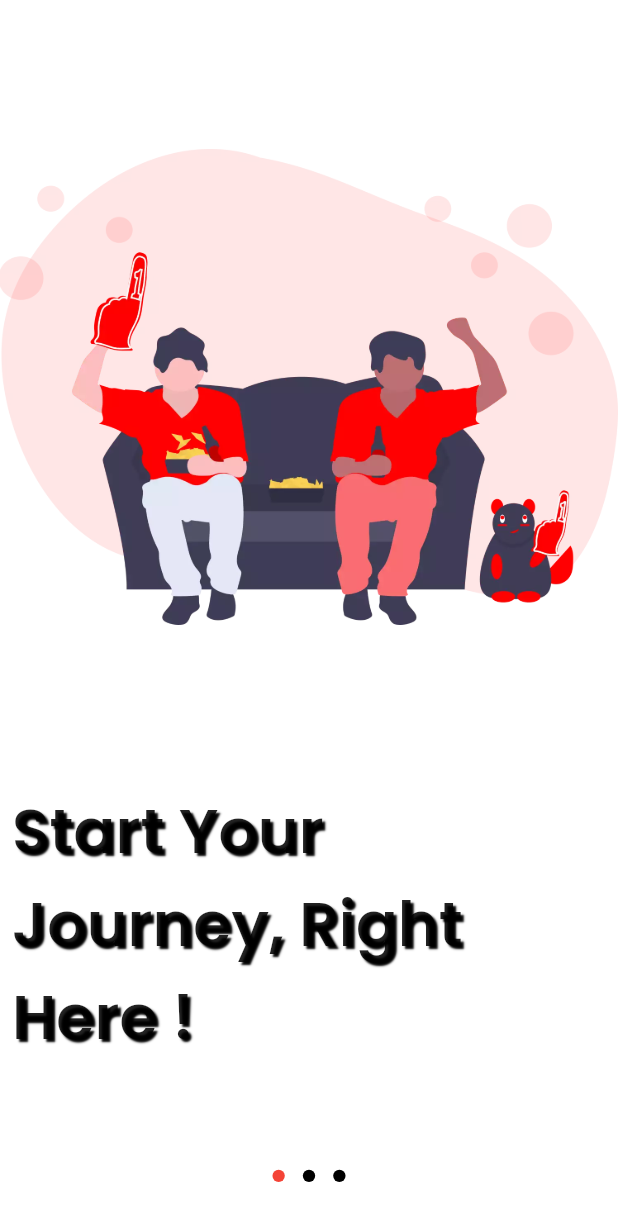
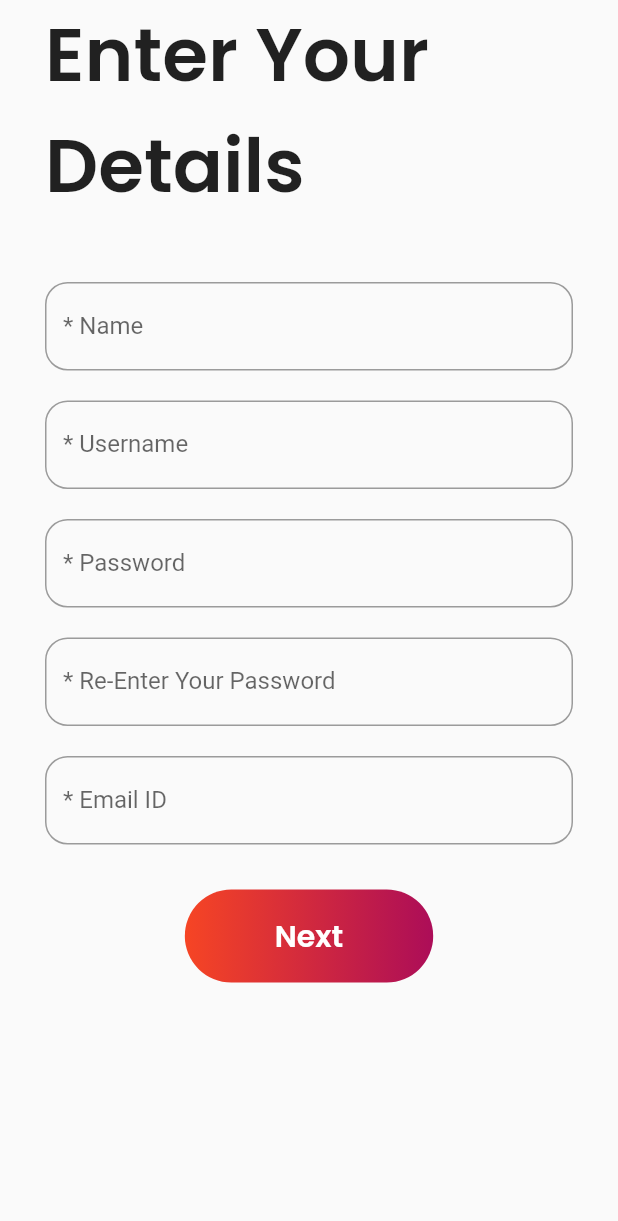
Before and after one commit to abhinag007/gamers_hub, a Flutter app: the screen it shows after launch, on a phone screen of 412 x 824 dp. Shown: the top 1221 px of the screen. Run offline on Flutter 3.47's test engine with Material 2 defaults, Android fonts, the phone set to English and light mode, and no system bars; drawn by our look-alikes of auto_size_text, dots_indicator; our stand-ins replace animated_splash_screen, country_code_picker, device_preview, get, page_transition.

Commit message:
User Details Register Done

```diff
--- a/lib/main.dart
+++ b/lib/main.dart
@@ -2,6 +2,7 @@ import 'package:device_preview/device_preview.dart';
 import 'package:flutter/material.dart';
 import 'package:flutter/services.dart';
 import 'package:gamers_hub/common/appbartheme.dart';
+import 'package:gamers_hub/pages/userDetailsRegister.dart';
 import 'package:gamers_hub/widget/splashScreen.dart';
 import 'package:get/get.dart';
 
@@ -24,7 +25,8 @@ class MyApp extends StatelessWidget {
       locale: DevicePreview.locale(context),
       builder: DevicePreview.appBuilder,
       title: 'Gamer\'s Hub',
-      home: animatedSplashScreen(context),
+      // home: animatedSplashScreen(context),
+      home: UserDetailsRegister(),
       debugShowCheckedModeBanner: false,
     );
   }
--- a/lib/pages/IntroScreen.dart
+++ b/lib/pages/IntroScreen.dart
@@ -1,3 +1,4 @@
+import 'package:auto_size_text/auto_size_text.dart';
 import 'package:dots_indicator/dots_indicator.dart';
 import 'package:flutter/material.dart';
 import 'package:gamers_hub/pages/startScreen.dart';
@@ -34,11 +35,12 @@ class _IntroScreenState extends State<IntroScreen> {
                   Expanded(
                     child: Padding(
                       padding: const EdgeInsets.all(8.0),
-                      child: Text(
+                      child: AutoSizeText(
                         'Start Your Journey, Right Here !',
                         style: TextStyle(
                           fontFamily: 'Poppins',
-                          fontSize: SizeConfig.blockSizeVertical * 5,
+                          fontSize: 70,
+                          // fontSize: SizeConfig.blockSizeVertical * 5,
                           shadows: [
                             Shadow(
                               blurRadius: 1,
@@ -87,12 +89,13 @@ class _IntroScreenState extends State<IntroScreen> {
                   Expanded(
                     child: Padding(
                       padding: const EdgeInsets.all(8.0),
-                      child: Text(
+                      child: AutoSizeText(
                         'Play whatever game you love !',
                         style: TextStyle(
                           fontWeight: FontWeight.bold,
                           fontFamily: 'poppins',
-                          fontSize: SizeConfig.blockSizeVertical * 5,
+                          fontSize: 70,
+                          // fontSize: SizeConfig.blockSizeVertical * 5,
                           shadows: [
                             Shadow(
                               blurRadius: 1,
@@ -141,12 +144,13 @@ class _IntroScreenState extends State<IntroScreen> {
                   Expanded(
                     child: Padding(
                       padding: const EdgeInsets.all(8.0),
-                      child: Text(
+                      child: AutoSizeText(
                         'Fill your wallet by playing tournament',
                         style: TextStyle(
                           fontWeight: FontWeight.bold,
                           fontFamily: 'poppins',
-                          fontSize: SizeConfig.blockSizeVertical * 5,
+                          fontSize: 70,
+                          // fontSize: SizeConfig.blockSizeVertical * 5,
                           shadows: [
                             Shadow(
                               blurRadius: 1,
--- /dev/null
+++ b/lib/pages/userDetailsRegister.dart
@@ -0,0 +1,131 @@
+import 'package:auto_size_text/auto_size_text.dart';
+import 'package:flutter/cupertino.dart';
+import 'package:gamers_hub/responsiveUI/sizeConfig.dart';
+import 'package:gamers_hub/styleguide/button.dart';
+import 'package:gamers_hub/styleguide/textstyle.dart';
+import 'package:get/get.dart';
+import 'package:flutter/material.dart';
+
+class UserDetailsRegister extends StatelessWidget {
+  @override
+  Widget build(BuildContext context) {
+    SizeConfig().init(context);
+    return Scaffold(
+      resizeToAvoidBottomInset: false,
+      body: SafeArea(
+        child: Padding(
+          padding: const EdgeInsets.fromLTRB(30, 0, 30, 0),
+          child: Container(
+            child: SingleChildScrollView(
+              child: Column(
+                mainAxisAlignment: MainAxisAlignment.start,
+                crossAxisAlignment: CrossAxisAlignment.start,
+                children: [
+                  Text(
+                    "Enter Your Details",
+                    style: TextStyle(
+                      fontFamily: 'poppins',
+                      fontSize: SizeConfig.blockSizeVertical * 6,
+                    ),
+                    maxLines: 2,
+                  ),
+                  SizedBox(
+                    height: 40,
+                  ),
+                  Column(
+                    mainAxisAlignment: MainAxisAlignment.start,
+                    crossAxisAlignment: CrossAxisAlignment.start,
+                    children: [
+                      TextFormField(
+                        keyboardType: TextInputType.name,
+                        decoration: InputDecoration(
+                          hintText: 'Name',
+                          labelText: '* Name',
+                          border: OutlineInputBorder(
+                            borderRadius: BorderRadius.circular(15),
+                          ),
+                        ),
+                      ),
+                      SizedBox(
+                        height: 20,
+                      ),
+                      TextFormField(
+                        keyboardType: TextInputType.name,
+                        decoration: InputDecoration(
+                          hintText: 'Username',
+                          labelText: '* Username',
+                          border: OutlineInputBorder(
+                            borderRadius: BorderRadius.circular(15),
+                          ),
+                        ),
+                      ),
+                      SizedBox(
+                        height: 20,
+                      ),
+                      TextFormField(
+                        keyboardType: TextInputType.name,
+                        decoration: InputDecoration(
+                          hintText: 'Password',
+                          labelText: '* Password',
+                          border: OutlineInputBorder(
+                            borderRadius: BorderRadius.circular(15),
+                          ),
+                        ),
+                      ),
+                      SizedBox(
+                        height: 20,
+                      ),
+                      TextFormField(
+                        keyboardType: TextInputType.name,
+                        decoration: InputDecoration(
+                          hintText: 'Re-Enter Your Password',
+                          labelText: '* Re-Enter Your Password',
+                          border: OutlineInputBorder(
+                            borderRadius: BorderRadius.circular(15),
+                          ),
+                        ),
+                      ),
+                      SizedBox(
+                        height: 20,
+                      ),
+                      TextFormField(
+                        keyboardType: TextInputType.name,
+                        decoration: InputDecoration(
+                          hintText: 'Email ID',
+                          labelText: '* Email ID',
+                          border: OutlineInputBorder(
+                            borderRadius: BorderRadius.circular(15),
+                          ),
+                        ),
+                      ),
+                      SizedBox(
+                        height: 30,
+                      ),
+                    ],
+                  ),
+                  Center(
+                    // ignore: deprecated_member_use
+                    child: FlatButton(
+                      onPressed: () {},
+                      child: flatButton(
+                          borderRadius: 250,
+                          text: 'Next',
+                          color: Colors.white,
+                          fontWeight: FontWeight.bold,
+                          fontSize: 20,
+                          paddingHorizontal: 60,
+                          paddingVertical: 16),
+                    ),
+                  ),
+                  SizedBox(
+                    height: 20,
+                  ),
+                ],
+              ),
+            ),
+          ),
+        ),
+      ),
+    );
+  }
+}
--- a/lib/styleguide/button.dart
+++ b/lib/styleguide/button.dart
@@ -1,3 +1,4 @@
+import 'package:auto_size_text/auto_size_text.dart';
 import 'package:flutter/material.dart';
 import 'package:gamers_hub/styleguide/textstyle.dart';
 import 'color.dart';
@@ -19,8 +20,9 @@ Container flatButton({
     child: Padding(
       padding: EdgeInsets.symmetric(
           vertical: paddingVertical, horizontal: paddingHorizontal),
-      child: Text(
+      child: AutoSizeText(
         text,
+        maxFontSize: 25,
         style:
             textStyle(fontSize: fontSize, fontWeight: fontWeight, color: color),
       ),
--- a/pubspec.yaml
+++ b/pubspec.yaml
@@ -28,6 +28,7 @@ dependencies:
   flutter_statusbarcolor: ^0.2.3
   dots_indicator: ^1.2.0
   country_code_picker: ^1.7.0
+  auto_size_text: ^2.1.0
   flutter:
     sdk: flutter
 
```
Also changed, not shown: lib/pages/signUp.dart (+6 -3 lines), lib/pages/verificationCode.dart (+105 -56 lines), lib/pages/userPersonality.dart (added), pubspec.lock.
